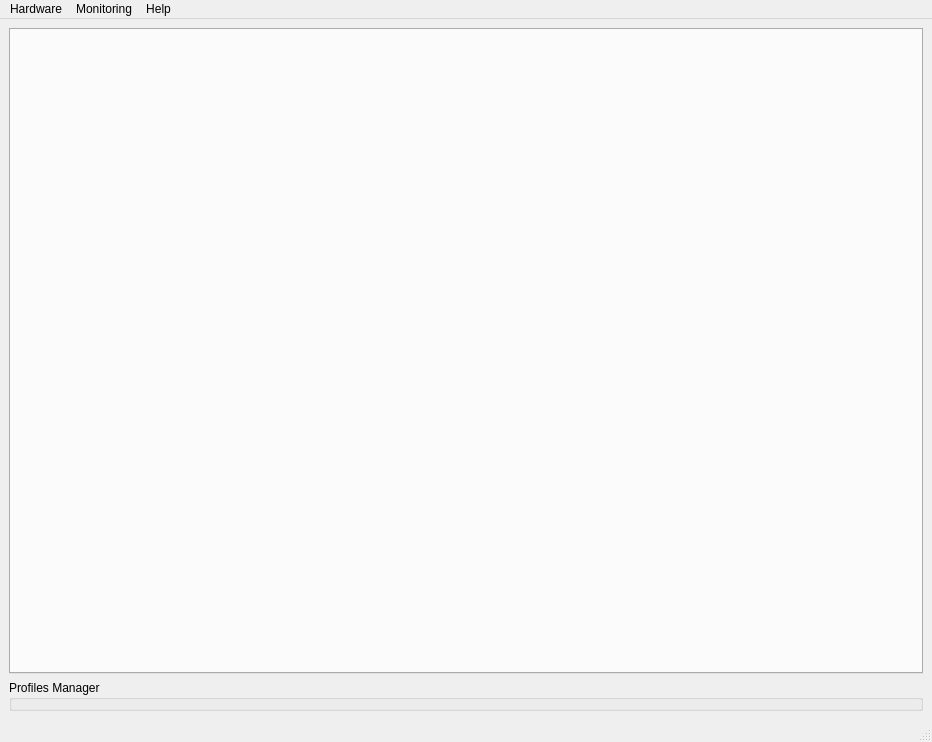
First picture: the form in res/MainWindow.ui, repository manoukianv/OpenFFBoard-configurator, before the edit.
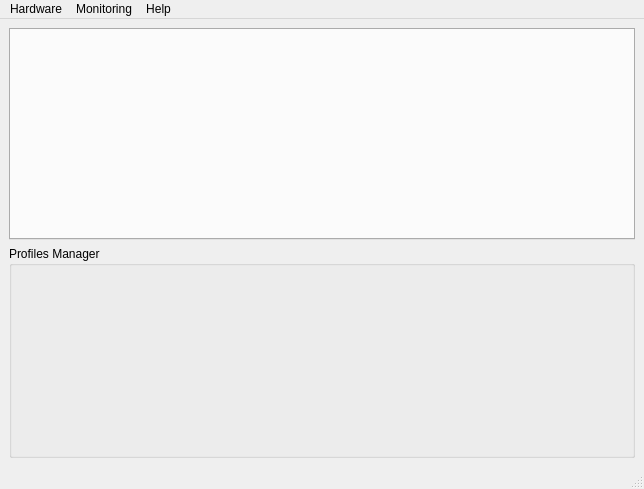
Second picture: the form after the edit.

The edit to the form file:
```diff
--- a/res/MainWindow.ui
+++ b/res/MainWindow.ui
@@ -6,8 +6,8 @@
    <rect>
     <x>0</x>
     <y>0</y>
-    <width>932</width>
-    <height>742</height>
+    <width>644</width>
+    <height>489</height>
    </rect>
   </property>
   <property name="windowTitle">
@@ -15,7 +15,7 @@
   </property>
   <widget class="QWidget" name="centralwidget">
    <property name="sizePolicy">
-    <sizepolicy hsizetype="Preferred" vsizetype="MinimumExpanding">
+    <sizepolicy hsizetype="Preferred" vsizetype="Preferred">
      <horstretch>0</horstretch>
      <verstretch>0</verstretch>
     </sizepolicy>
@@ -24,15 +24,15 @@
     <item>
      <widget class="QTabWidget" name="tabWidget_main">
       <property name="sizePolicy">
-       <sizepolicy hsizetype="Expanding" vsizetype="Expanding">
+       <sizepolicy hsizetype="Expanding" vsizetype="Preferred">
         <horstretch>0</horstretch>
-        <verstretch>20</verstretch>
+        <verstretch>0</verstretch>
        </sizepolicy>
       </property>
       <property name="minimumSize">
        <size>
         <width>0</width>
-        <height>200</height>
+        <height>0</height>
        </size>
       </property>
       <property name="currentIndex">
@@ -43,7 +43,7 @@
     <item>
      <widget class="QGroupBox" name="groupBox_main">
       <property name="sizePolicy">
-       <sizepolicy hsizetype="MinimumExpanding" vsizetype="MinimumExpanding">
+       <sizepolicy hsizetype="Preferred" vsizetype="Preferred">
         <horstretch>0</horstretch>
         <verstretch>0</verstretch>
        </sizepolicy>
@@ -63,7 +63,7 @@
     <rect>
      <x>0</x>
      <y>0</y>
-     <width>932</width>
+     <width>644</width>
      <height>21</height>
     </rect>
    </property>
```
